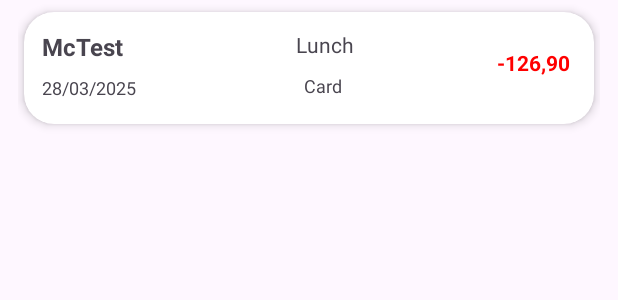
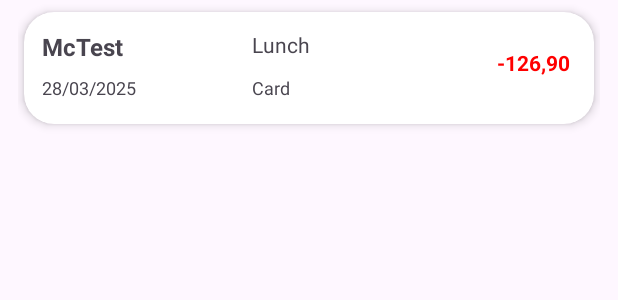
Before and after one commit to ST10085670/BuggyBank, an Android app: the layout singletransaction.xml on its own in the app's theme, with its tools: preview values and no code run, on a phone screen of 412 x 824 dp. Shown: the top 300 px of the screen. Run offline under Robolectric (Android 15) with nearby library versions, the phone set to English and light mode, and no system bars.

Commit message:
Final Touches

```diff
--- a/app/src/main/res/layout/singletransaction.xml
+++ b/app/src/main/res/layout/singletransaction.xml
@@ -45,12 +45,12 @@
                 android:id="@+id/tvCategory"
                 android:layout_width="wrap_content"
                 android:layout_height="wrap_content"
-                android:layout_marginEnd="148dp"
+                android:layout_marginStart="140dp"
                 android:ellipsize="end"
                 android:maxLines="1"
                 android:text="Lunch"
                 android:textSize="14sp"
-                app:layout_constraintEnd_toEndOf="parent"
+                app:layout_constraintStart_toStartOf="parent"
                 app:layout_constraintTop_toTopOf="parent" />
 
             <TextView
@@ -69,14 +69,15 @@
                 android:id="@+id/tvPaymentType"
                 android:layout_width="wrap_content"
                 android:layout_height="wrap_content"
-                android:layout_marginEnd="156dp"
+                android:layout_marginStart="140dp"
                 android:layout_marginTop="8dp"
                 android:layout_marginBottom="4dp"
                 android:text="Card"
                 android:textSize="12sp"
                 app:layout_constraintBottom_toBottomOf="parent"
-                app:layout_constraintEnd_toEndOf="parent"
-                app:layout_constraintTop_toBottomOf="@+id/tvCategory" />
+                app:layout_constraintStart_toStartOf="parent"
+                app:layout_constraintTop_toBottomOf="@+id/tvCategory"
+                app:layout_constraintVertical_bias="1.0" />
 
             <TextView
                 android:id="@+id/tvAmount"
--- a/app/src/main/res/xml/file_paths.xml
+++ b/app/src/main/res/xml/file_paths.xml
@@ -3,4 +3,5 @@
     <external-files-path
         name="my_documents"
         path="Documents/" />
+    <files-path name="images" path="Receipt_images/" />
 </paths>
```
Also changed, not shown: app/src/main/AndroidManifest.xml (+3 -16 lines), app/src/main/java/vcmsa/projects/buggybank/CreateTransactionFragment.kt (+47 -5 lines), app/src/main/java/vcmsa/projects/buggybank/MenuBar.kt (+34 -1 lines), app/src/main/res/layout/activity_menubar.xml (+4 -3 lines).
